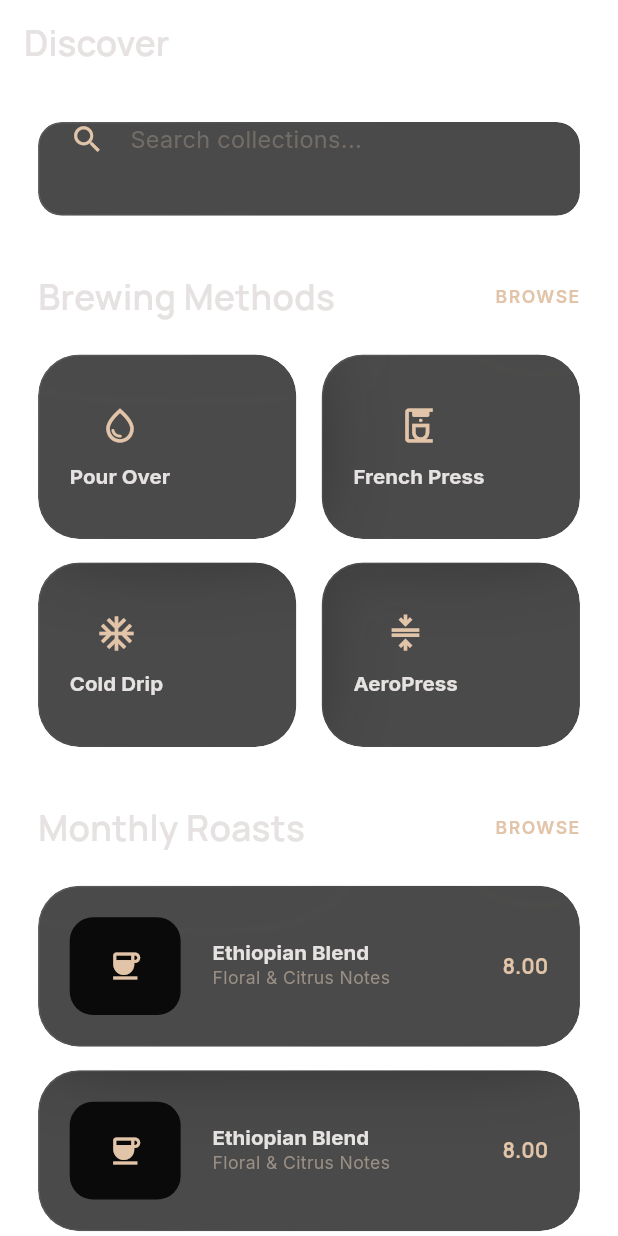
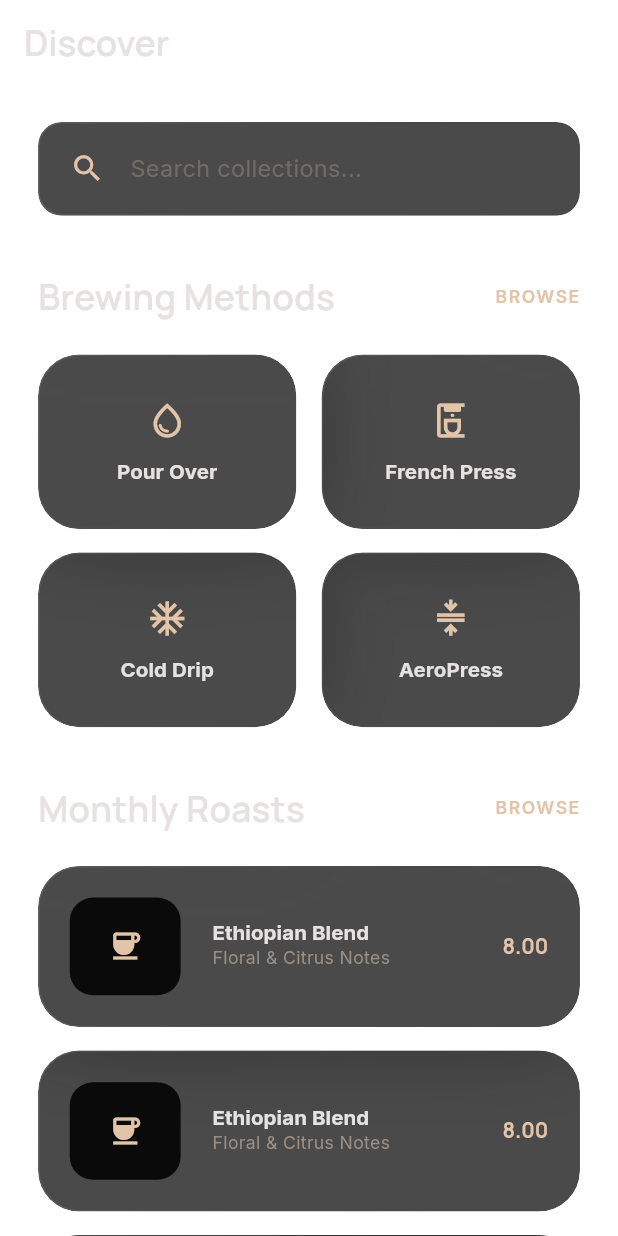
Before and after one commit to shivamkhulecoepd/Coffee-Store-Jules-Stitch, a Flutter app: the DiscoverPage screen opened directly, on a phone screen of 412 x 824 dp. Run offline on Flutter 3.47's test engine with Material 3 defaults, Android fonts, the phone set to English and light mode, and no system bars; our stand-ins replace dio, equatable, flutter_bloc, flutter_screenutil, get_it, go_router and 1 more.

Commit message:
UI updates and changes

```diff
--- a/lib/features/account/screens/profile_page.dart
+++ b/lib/features/account/screens/profile_page.dart
@@ -26,7 +26,9 @@ class ProfilePage extends StatelessWidget {
             AppGlassContainer(
               padding: EdgeInsets.all(24.w),
               boxShadow: AppTheme.premiumShadow,
+              width: double.infinity,
               child: Column(
+                mainAxisAlignment: MainAxisAlignment.center,
                 children: [
                   CircleAvatar(
                     radius: 54.r,
--- a/lib/features/barista/screens/barista_performance.dart
+++ b/lib/features/barista/screens/barista_performance.dart
@@ -79,7 +79,7 @@ class BaristaPerformancePage extends StatelessWidget {
       crossAxisCount: 2,
       mainAxisSpacing: 16.w,
       crossAxisSpacing: 16.w,
-      childAspectRatio: 1.2,
+      childAspectRatio: 1.2.w,
       children: const [
         KPICard(label: 'Avg Brew Time', value: '2:14m', chartData: [5, 4, 3, 4, 3], chartColor: AppColors.primary),
         KPICard(label: 'Order Accuracy', value: '100%', chartData: [10, 10, 10, 10, 10], chartColor: AppColors.success),
--- a/lib/features/barista/screens/table_layout.dart
+++ b/lib/features/barista/screens/table_layout.dart
@@ -26,7 +26,7 @@ class TableLayoutPage extends StatelessWidget {
           crossAxisCount: 3,
           mainAxisSpacing: 24.h,
           crossAxisSpacing: 24.w,
-          childAspectRatio: 0.9,
+          childAspectRatio: 0.86.w,
         ),
         itemCount: 12,
         itemBuilder: (context, index) {
--- a/lib/features/ordering/screens/discover_page.dart
+++ b/lib/features/ordering/screens/discover_page.dart
@@ -75,12 +75,12 @@ class DiscoverPage extends StatelessWidget {
         crossAxisCount: 2,
         mainAxisSpacing: 16.h,
         crossAxisSpacing: 16.w,
-        childAspectRatio: 1.4,
+        childAspectRatio: 1.4.w,
       ),
       itemCount: methods.length,
       itemBuilder: (context, index) {
         return AppGlassContainer(
-          padding: EdgeInsets.all(20.w),
+          padding: EdgeInsets.all(16.w),
           child: Column(
             mainAxisAlignment: MainAxisAlignment.center,
             children: [
--- a/lib/features/ordering/screens/home_page.dart
+++ b/lib/features/ordering/screens/home_page.dart
@@ -134,8 +134,10 @@ class HomePage extends StatelessWidget {
       crossAxisCount: 2,
       mainAxisSpacing: 24.h,
       crossAxisSpacing: 24.w,
-      childAspectRatio: 0.7,
+      childAspectRatio: 0.7.w,
       children: [
+        _buildProductCard(context, 'Vanilla Latte', '4.8', '5.50'),
+        _buildProductCard(context, 'Macchiato', '4.9', '6.00'),
         _buildProductCard(context, 'Vanilla Latte', '4.8', '5.50'),
         _buildProductCard(context, 'Macchiato', '4.9', '6.00'),
       ],
--- a/lib/shared/widgets/glass_container.dart
+++ b/lib/shared/widgets/glass_container.dart
@@ -67,9 +67,11 @@ class AppGlassContainer extends StatelessWidget {
                   ),
                 ),
               ),
-            Padding(
-              padding: padding ?? EdgeInsets.all(20.w),
-              child: child,
+            Center(
+              child: Padding(
+                padding: padding ?? EdgeInsets.all(20.w),
+                child: child,
+              ),
             ),
           ],
         ),
--- a/lib/shared/widgets/kpi_card.dart
+++ b/lib/shared/widgets/kpi_card.dart
@@ -22,7 +22,7 @@ class KPICard extends StatelessWidget {
   @override
   Widget build(BuildContext context) {
     return AppGlassContainer(
-      padding: EdgeInsets.all(12.w),
+      padding: EdgeInsets.all(16.w),
       child: Column(
         crossAxisAlignment: CrossAxisAlignment.start,
         children: [
```
Also changed, not shown: lib/core/theme/app_router.dart (+9 -9 lines), 1 other file.
